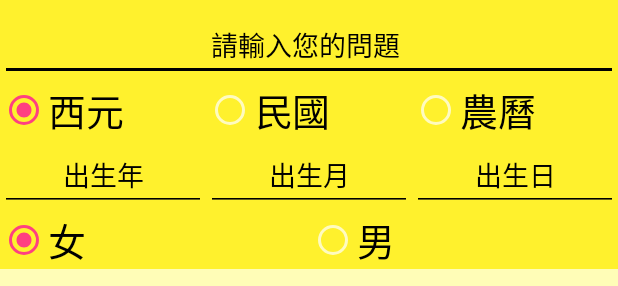
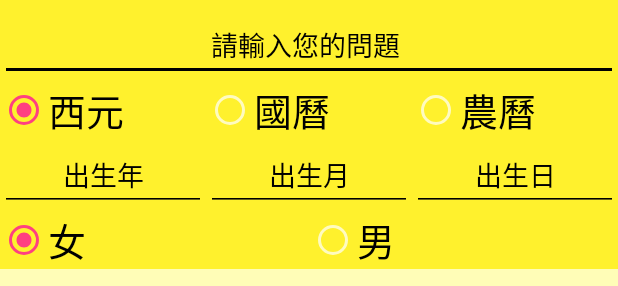
Before and after one commit to travor20814/DMCL2016_CSMUSE, an Android app: the layout minsu.xml on its own in the app's theme, with its tools: preview values and no code run, on a phone screen of 412 x 824 dp. Shown: the part 143-429 px from the top of the screen. Run offline under Robolectric (Android 15) with nearby library versions, the phone set to English and light mode, and no system bars.

Commit message:
修改命書(Minsu)

```diff
--- a/app/src/main/res/layout/minsu.xml
+++ b/app/src/main/res/layout/minsu.xml
@@ -56,34 +56,37 @@
             android:layout_below="@+id/editText_Birthday"
             android:orientation="horizontal"
             android:id="@+id/Gruop_YearType">
-            <RadioButton
-                android:layout_width="wrap_content"
-                android:layout_height="wrap_content"
-                android:textColor="#000000"
-                android:text="西元"
-                android:textSize="25dp"
-                android:textAppearance="?android:attr/textAppearanceLarge"
-                android:layout_weight="0.5"
-                android:checked="true" />
 
             <RadioButton
                 android:layout_width="wrap_content"
                 android:layout_height="wrap_content"
-                android:text="民國"
+                android:id="@+id/radio_west"
+                android:text="西元"
                 android:textSize="25dp"
                 android:textColor="#000000"
                 android:textAppearance="?android:attr/textAppearanceLarge"
-                android:layout_weight="0.5"
+                android:layout_weight="1"
+                android:checked="true" />
+            <RadioButton
+                android:layout_width="wrap_content"
+                android:layout_height="wrap_content"
+                android:id="@+id/radio_guo"
+                android:text="國曆"
+                android:textSize="25dp"
+                android:textColor="#000000"
+                android:textAppearance="?android:attr/textAppearanceLarge"
+                android:layout_weight="1"
                 android:checked="false" />
 
             <RadioButton
                 android:layout_width="wrap_content"
                 android:layout_height="wrap_content"
+                android:id="@+id/radio_non"
                 android:text="農曆"
                 android:textSize="25dp"
                 android:textColor="#000000"
                 android:textAppearance="?android:attr/textAppearanceLarge"
-                android:layout_weight="0.5"
+                android:layout_weight="1"
                 android:checked="false" />
         </RadioGroup>
         <LinearLayout
@@ -174,7 +177,6 @@
             android:orientation="vertical"
             android:layout_width="match_parent"
             android:layout_height="match_parent"
-
             android:id="@+id/L2"></LinearLayout>
     </LinearLayout>
 </LinearLayout>
```
Also changed, not shown: app/src/main/java/dmcl/csmuse2016/MinsuActivity.java (+24 -12 lines).
